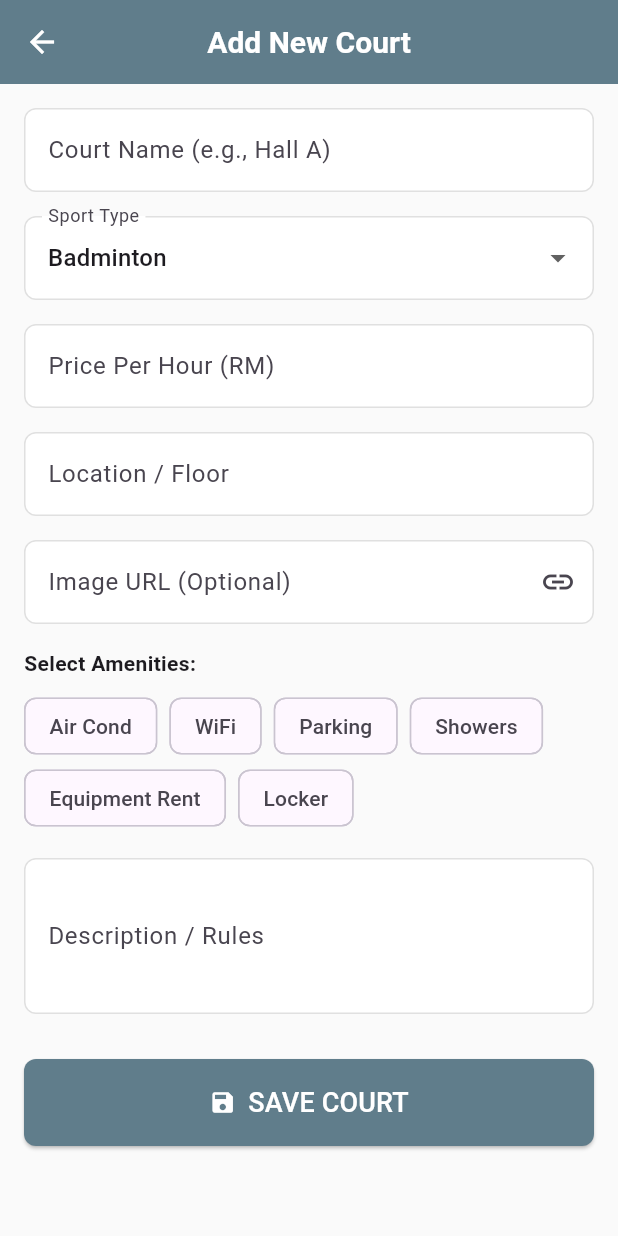
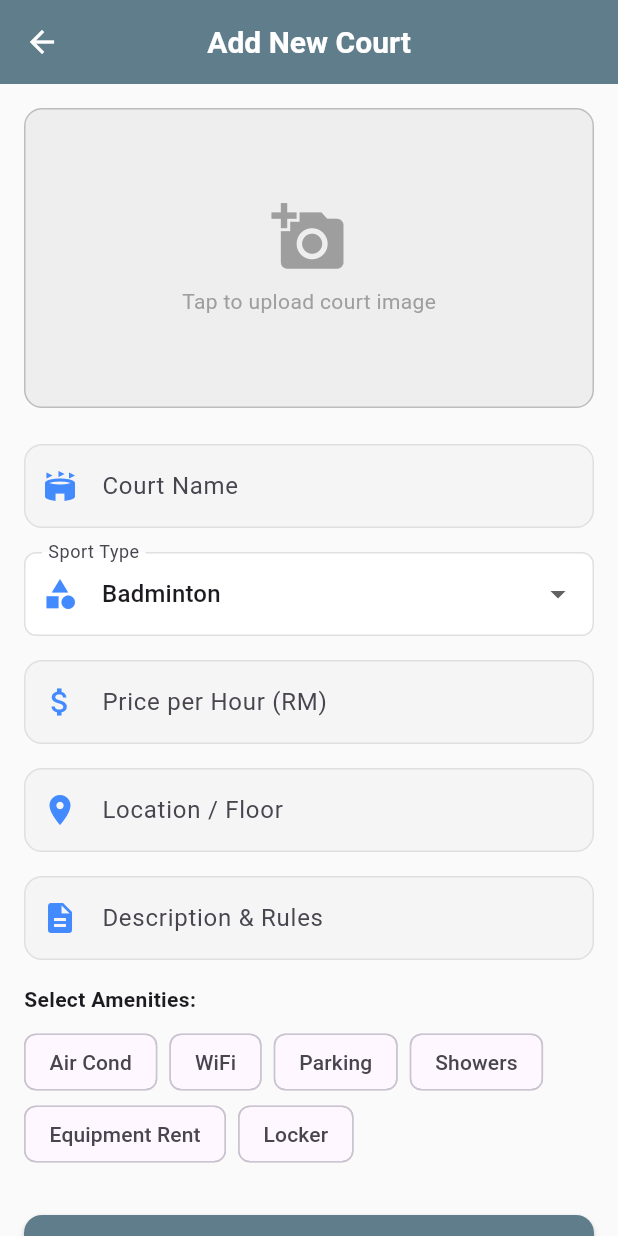
Before and after one commit to AmirKma112/court_time, a Flutter app: the OwnerAddCourt screen opened directly, on a phone screen of 412 x 824 dp. Run offline on Flutter 3.47's test engine with Material 3 defaults, Android fonts, the phone set to English and light mode, and no system bars; our stand-ins replace cloud_firestore, firebase_auth, firebase_core, firebase_storage, image_picker; accounts and stored records are empty; network calls fail.

Commit message:
update owner add scree and court detail screen

```diff
--- a/lib/screens/owner/owner_add_court.dart
+++ b/lib/screens/owner/owner_add_court.dart
@@ -1,12 +1,14 @@
-// can you adjust for owner manage courts screen use upload image from device instead of using link for image?
-
+import 'dart:io'; // Needed for File
 import 'package:flutter/material.dart';
+import 'package:image_picker/image_picker.dart'; // For picking images
+import 'package:firebase_storage/firebase_storage.dart'; // For uploading
 import '../../models/court_model.dart';
 import '../../services/database_service.dart';
 import '../../services/auth_service.dart';
+import '../../widgets/custom_button.dart'; // Assuming you have this
+import '../../widgets/custom_input.dart';  // Assuming you have this
 
 class OwnerAddCourt extends StatefulWidget {
-  // If this is null, we are in "Add Mode". If provided, we are in "Edit Mode".
   final CourtModel? courtToEdit;
 
   const OwnerAddCourt({super.key, this.courtToEdit});
@@ -24,67 +26,118 @@ class _OwnerAddCourtState extends State<OwnerAddCourt> {
   final _priceController = TextEditingController();
   final _locationController = TextEditingController();
   final _descController = TextEditingController();
-  final _imageController = TextEditingController();
 
-  // Dropdown State
+  // Image State
+  File? _pickedImageFile;        // The new image selected from device
+  String? _existingImageUrl;     // The URL if editing an existing court
+
+  // Dropdown & Amenities
   String _selectedType = 'Badminton';
-
-  // Amenities State
   final List<String> _availableAmenities = ['Air Cond', 'WiFi', 'Parking', 'Showers', 'Equipment Rent', 'Locker'];
   final List<String> _selectedAmenities = [];
 
   @override
   void initState() {
     super.initState();
-    // Pre-fill data if we are Editing
+    // Pre-fill data if Editing
     if (widget.courtToEdit != null) {
       _nameController.text = widget.courtToEdit!.name;
       _priceController.text = widget.courtToEdit!.pricePerHour.toString();
       _locationController.text = widget.courtToEdit!.location;
       _descController.text = widget.courtToEdit!.description;
-      _imageController.text = widget.courtToEdit!.imageUrl;
       _selectedType = widget.courtToEdit!.type;
       _selectedAmenities.addAll(widget.courtToEdit!.amenities);
+      _existingImageUrl = widget.courtToEdit!.imageUrl;
+    }
+  }
+
+  // 1. FUNCTION TO PICK IMAGE
+  Future<void> _pickImage() async {
+    final pickedFile = await ImagePicker().pickImage(
+      source: ImageSource.gallery, // Change to ImageSource.camera to take a photo
+      imageQuality: 80, // Compress slightly to save space
+    );
+
+    if (pickedFile != null) {
+      setState(() {
+        _pickedImageFile = File(pickedFile.path);
+      });
+    }
+  }
+
+  // 2. FUNCTION TO UPLOAD IMAGE TO FIREBASE STORAGE
+  Future<String> _uploadImage(File image) async {
+    try {
+      // Create a unique filename based on time
+      final String fileName = '${DateTime.now().millisecondsSinceEpoch}.jpg';
+
+      // Reference to storage: /court_images/filename.jpg
+      final Reference storageRef = FirebaseStorage.instance
+          .ref()
+          .child('court_images')
+          .child(fileName);
+
+      // Upload the file
+      final UploadTask uploadTask = storageRef.putFile(image);
+      final TaskSnapshot snapshot = await uploadTask;
+
+      // Get the download URL
+      final String downloadUrl = await snapshot.ref.getDownloadURL();
+      return downloadUrl;
+    } catch (e) {
+      throw Exception("Image Upload Failed: $e");
     }
   }
 
   void _saveCourt() async {
     if (_formKey.currentState!.validate()) {
-      setState(() => _isLoading = true);
-
-      // 1. Get Current Owner ID (Crucial for Data Isolation)
-      String? ownerId = AuthService().getCurrentUserId();
-      if (ownerId == null) {
-        // Handle error: User logged out
-        setState(() => _isLoading = false);
+      // Validation: Ensure an image exists (either new or existing)
+      if (_pickedImageFile == null && _existingImageUrl == null) {
+        ScaffoldMessenger.of(context).showSnackBar(
+          const SnackBar(content: Text("Please upload an image for the court.")),
+        );
         return;
       }
 
-      // 2. Prepare Data Object
-      // Use existing ID if editing, or create new logic in Service
+      setState(() => _isLoading = true);
+
+      try {
+        final ownerId = AuthService().getCurrentUserId();
+        if (ownerId == null) throw Exception("User not logged in");
+
+        String finalImageUrl = '';
+
+        // A. If user picked a NEW image, upload it
+        if (_pickedImageFile != null) {
+          finalImageUrl = await _uploadImage(_pickedImageFile!);
+        }
+        // B. If not, keep the OLD URL
+        else if (_existingImageUrl != null) {
+          finalImageUrl = _existingImageUrl!;
+        }
+
+        // C. Prepare Data
         final newCourt = CourtModel(
-        id: widget.courtToEdit?.id ?? '', // Service will handle ID generation if empty
-        ownerId: ownerId, // 🔒 Link to THIS owner
+          id: widget.courtToEdit?.id ?? '',
+          ownerId: ownerId,
           name: _nameController.text.trim(),
           type: _selectedType,
           pricePerHour: double.parse(_priceController.text.trim()),
           location: _locationController.text.trim(),
           description: _descController.text.trim(),
-        imageUrl: _imageController.text.trim().isEmpty
-            ? 'https://via.placeholder.com/150' // Fallback image
-            : _imageController.text.trim(),
+          imageUrl: finalImageUrl, // Use the real Firebase URL
           amenities: _selectedAmenities,
         );
 
-      // 3. Save to Firebase
-      try {
+        // D. Save to Firestore
         await DatabaseService().saveCourt(newCourt, isEditing: widget.courtToEdit != null);
 
         if (!mounted) return;
-        Navigator.pop(context); // Go back to List
+        Navigator.pop(context);
         ScaffoldMessenger.of(context).showSnackBar(
           const SnackBar(content: Text("Court Saved Successfully!")),
         );
+
       } catch (e) {
         if (!mounted) return;
         ScaffoldMessenger.of(context).showSnackBar(
@@ -112,18 +165,59 @@ class _OwnerAddCourtState extends State<OwnerAddCourt> {
           child: Column(
             crossAxisAlignment: CrossAxisAlignment.stretch,
             children: [
-              // 1. Name Field
-              TextFormField(
+
+              // 🖼️ IMAGE PICKER AREA
+              GestureDetector(
+                onTap: _pickImage,
+                child: Container(
+                  height: 200,
+                  width: double.infinity,
+                  decoration: BoxDecoration(
+                    color: Colors.grey[200],
+                    borderRadius: BorderRadius.circular(12),
+                    border: Border.all(color: Colors.grey.shade400),
+                    image: _pickedImageFile != null
+                        ? DecorationImage(
+                            image: FileImage(_pickedImageFile!),
+                            fit: BoxFit.cover,
+                          )
+                        : (_existingImageUrl != null && _existingImageUrl!.isNotEmpty)
+                            ? DecorationImage(
+                                image: NetworkImage(_existingImageUrl!),
+                                fit: BoxFit.cover,
+                              )
+                            : null,
+                  ),
+                  child: (_pickedImageFile == null && _existingImageUrl == null)
+                      ? const Column(
+                          mainAxisAlignment: MainAxisAlignment.center,
+                          children: [
+                            Icon(Icons.add_a_photo, size: 50, color: Colors.grey),
+                            SizedBox(height: 8),
+                            Text("Tap to upload court image", style: TextStyle(color: Colors.grey)),
+                          ],
+                        )
+                      : null,
+                ),
+              ),
+              const SizedBox(height: 24),
+
+              // 1. Name
+              CustomInput(
+                label: "Court Name",
+                icon: Icons.stadium,
                 controller: _nameController,
-                decoration: const InputDecoration(labelText: "Court Name (e.g., Hall A)"),
                 validator: (val) => val!.isEmpty ? "Required" : null,
               ),
-              const SizedBox(height: 16),
 
               // 2. Type Dropdown
               DropdownButtonFormField<String>(
                 value: _selectedType,
-                decoration: const InputDecoration(labelText: "Sport Type"),
+                decoration: const InputDecoration(
+                  labelText: "Sport Type",
+                  border: OutlineInputBorder(),
+                  prefixIcon: Icon(Icons.category, color: Colors.blueAccent),
+                ),
                 items: ['Badminton', 'Futsal']
                     .map((type) => DropdownMenuItem(value: type, child: Text(type)))
                     .toList(),
@@ -131,39 +225,31 @@ class _OwnerAddCourtState extends State<OwnerAddCourt> {
               ),
               const SizedBox(height: 16),
 
-              // 3. Price Field
-              TextFormField(
+              // 3. Price
+              CustomInput(
+                label: "Price per Hour (RM)",
+                icon: Icons.attach_money,
                 controller: _priceController,
                 keyboardType: const TextInputType.numberWithOptions(decimal: true),
-                decoration: const InputDecoration(labelText: "Price Per Hour (RM)", prefixText: "RM "),
-                validator: (val) {
-                  if (val == null || val.isEmpty) return "Required";
-                  if (double.tryParse(val) == null) return "Invalid number";
-                  return null;
-                },
-              ),
-              const SizedBox(height: 16),
-
-              // 4. Location Field
-              TextFormField(
-                controller: _locationController,
-                decoration: const InputDecoration(labelText: "Location / Floor"),
                 validator: (val) => val!.isEmpty ? "Required" : null,
               ),
-              const SizedBox(height: 16),
 
-              // 5. Image URL Field (Simplest way for assignment)
-              TextFormField(
-                controller: _imageController,
-                decoration: const InputDecoration(
-                  labelText: "Image URL (Optional)",
-                  hintText: "Paste a link to an image",
-                  suffixIcon: Icon(Icons.link),
+              // 4. Location
+              CustomInput(
+                label: "Location / Floor",
+                icon: Icons.location_on,
+                controller: _locationController,
+                validator: (val) => val!.isEmpty ? "Required" : null,
               ),
+
+              // 5. Description
+              CustomInput(
+                label: "Description & Rules",
+                icon: Icons.description,
+                controller: _descController,
               ),
-              const SizedBox(height: 16),
 
-              // 6. Amenities (Filter Chips)
+              // 6. Amenities
               const Text("Select Amenities:", style: TextStyle(fontWeight: FontWeight.bold)),
               const SizedBox(height: 8),
               Wrap(
@@ -187,27 +273,14 @@ class _OwnerAddCourtState extends State<OwnerAddCourt> {
                   );
                 }).toList(),
               ),
-              const SizedBox(height: 16),
-
-              // 7. Description Field
-              TextFormField(
-                controller: _descController,
-                maxLines: 3,
-                decoration: const InputDecoration(labelText: "Description / Rules"),
-              ),
               const SizedBox(height: 30),
 
               // SAVE BUTTON
-              ElevatedButton.icon(
-                onPressed: _isLoading ? null : _saveCourt,
-                style: ElevatedButton.styleFrom(
+              CustomButton(
+                text: "SAVE COURT",
+                isLoading: _isLoading,
                 backgroundColor: Colors.blueGrey,
-                  padding: const EdgeInsets.symmetric(vertical: 16),
-                ),
-                icon: const Icon(Icons.save),
-                label: _isLoading
-                    ? const SizedBox(width: 20, height: 20, child: CircularProgressIndicator(color: Colors.white))
-                    : const Text("SAVE COURT", style: TextStyle(fontSize: 18)),
+                onPressed: _saveCourt,
               ),
             ],
           ),
```
Also changed, not shown: lib/screens/player/court_detail_screen.dart (+6 -1 lines). Lines whose indentation alone changed are shown as unchanged.
